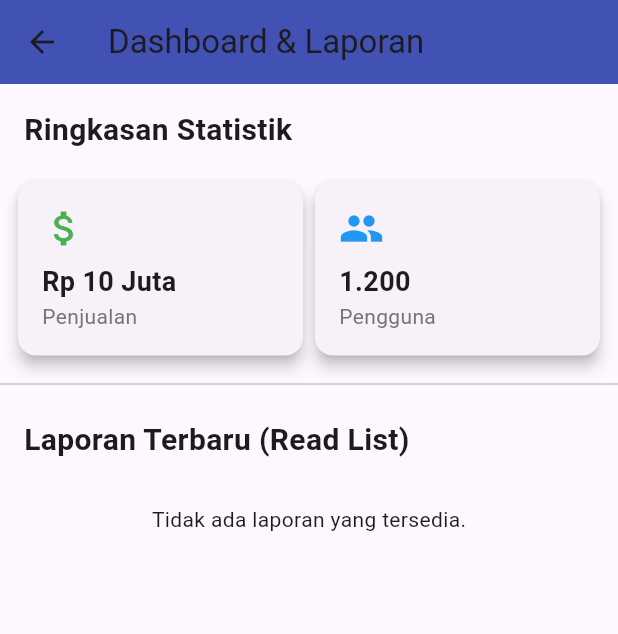
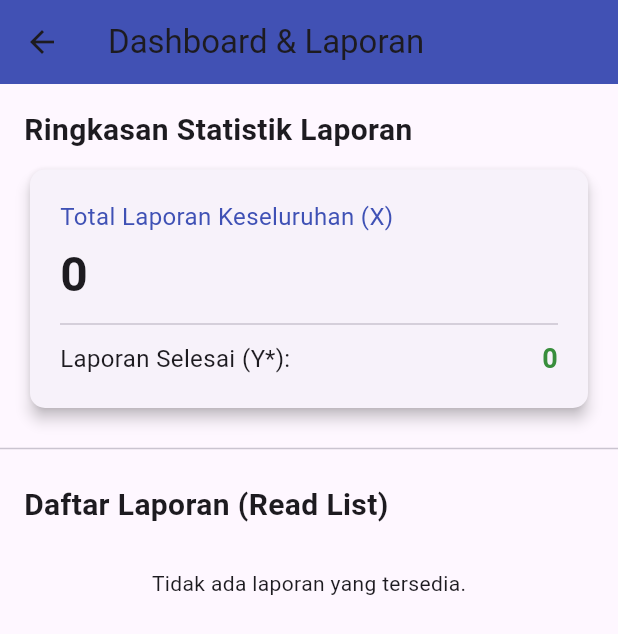
Before and after one commit to dimasprayogo252/tugasAkhirSemesterTiga, a Flutter app: the DashboardScreen screen opened directly, on a phone screen of 412 x 824 dp. Shown: the top 634 px of the screen. Run offline on Flutter 3.47's test engine with Material 3 defaults, Android fonts, the phone set to English and light mode, and no system bars; our stand-ins replace flutter_riverpod, geolocator, image_picker, shared_preferences, sqflite; accounts and stored records are empty.

Commit message:
dashboard

```diff
--- a/lib/models/report_model.dart
+++ b/lib/models/report_model.dart
@@ -8,9 +8,9 @@ class ReportModel {
   double longitude;
   String status;
   DateTime date;
-
   String? officerNote;
   String? completionPhotoPath;
+  bool? isCompleted;
 
   ReportModel({
     this.id,
--- a/lib/screens/dashboard_screen.dart
+++ b/lib/screens/dashboard_screen.dart
@@ -22,71 +22,73 @@ class DashboardScreen extends StatelessWidget {
           crossAxisAlignment: CrossAxisAlignment.start,
           children: <Widget>[
             const Padding(
-              padding: EdgeInsets.all(16.0),
+              padding: EdgeInsets.only(left: 16.0, top: 16.0),
               child: Text(
-                'Ringkasan Statistik',
+                'Ringkasan Statistik Laporan',
                 style: TextStyle(fontSize: 20, fontWeight: FontWeight.bold),
               ),
             ),
-            _buildStatCards(),
 
+
+            const SummaryCardWidget(),
             const Divider(height: 30, thickness: 1),
-
             const Padding(
               padding: EdgeInsets.only(left: 16.0, top: 8.0, bottom: 8.0),
               child: Text(
-                'Laporan Terbaru (Read List)',
+                'Daftar Laporan (Read List)',
                 style: TextStyle(fontSize: 20, fontWeight: FontWeight.bold),
               ),
             ),
+            // Menggunakan ReportListView (ConsumerWidget) (Tugas 3.2)
             const ReportListView(),
           ],
         ),
       ),
     );
   }
-
-  Widget _buildStatCards() {
-    // Stat Card ini menggunakan data dummy. Anda mungkin ingin menghubungkannya ke provider statistik di masa depan.
-    return const Padding(
-      padding: EdgeInsets.symmetric(horizontal: 8.0),
-      child: Row(
-        mainAxisAlignment: MainAxisAlignment.spaceAround,
-        children: [
-          _StatCard(title: 'Penjualan', value: 'Rp 10 Juta', icon: Icons.attach_money, color: Colors.green),
-          _StatCard(title: 'Pengguna', value: '1.200', icon: Icons.people, color: Colors.blue),
-        ],
-      ),
-    );
-  }
 }
 
-// Widget _StatCard tetap sama
-class _StatCard extends StatelessWidget {
-  final String title;
-  final String value;
-  final IconData icon;
-  final Color color;
+// 2. SummaryCardWidget (Implementasi Tugas 3.3: Header Ringkasan)
 
-  const _StatCard({required this.title, required this.value, required this.icon, required this.color});
+class SummaryCardWidget extends ConsumerWidget {
+  const SummaryCardWidget({super.key});
 
   @override
-  Widget build(BuildContext context) {
-    return Expanded(
+  Widget build(BuildContext context, WidgetRef ref) {
+    final List<ReportModel> reports = ref.watch(reportListProvider);
+    final int totalReports = reports.length;
+    final int completedReports = reports.where((r) => r.isCompleted == true).length;
+
+    return Padding(
+      padding: const EdgeInsets.symmetric(horizontal: 16.0, vertical: 8.0),
       child: Card(
         elevation: 4,
+        shape: RoundedRectangleBorder(borderRadius: BorderRadius.circular(10)),
         child: Padding(
-          padding: const EdgeInsets.all(16.0),
+          padding: const EdgeInsets.all(20.0),
           child: Column(
             crossAxisAlignment: CrossAxisAlignment.start,
             children: [
-              Icon(icon, color: color, size: 30),
-              const SizedBox(height: 8),
+              const Text(
+                'Total Laporan Keseluruhan (X)',
+                style: TextStyle(fontSize: 16, color: Colors.indigo),
+              ),
+              const SizedBox(height: 4),
               Text(
-                value,
-                style: const TextStyle(fontSize: 18, fontWeight: FontWeight.bold),
+                '$totalReports',
+                style: const TextStyle(fontSize: 32, fontWeight: FontWeight.bold),
               ),
-              Text(title, style: TextStyle(color: Colors.grey[600])),
+              const Divider(height: 20, thickness: 1),
+              Row(
+                mainAxisAlignment: MainAxisAlignment.spaceBetween,
+                children: [
+                  const Text('Laporan Selesai (Y*):', style: TextStyle(fontSize: 16)),
+                  Text(
+                    '$completedReports',
+                    style: TextStyle(fontSize: 18, fontWeight: FontWeight.bold, color: Colors.green[700]),
+                  ),
+                ],
+              ),
             ],
           ),
         ),
@@ -95,16 +97,13 @@ class _StatCard extends StatelessWidget {
   }
 }
 
-// =========================================================
-// PERBAIKAN PENTING DI REPORT LIST VIEW
-// =========================================================
-
+// 3. ReportListView
 class ReportListView extends ConsumerWidget {
   const ReportListView({super.key});
 
   @override
   Widget build(BuildContext context, WidgetRef ref) {
-    // 1. Tipe Model Diperbaiki dari Report menjadi ReportModel
+    // Menggunakan ref.watch untuk pembaruan real-time (Tugas 3.2)
     final List<ReportModel> reports = ref.watch(reportListProvider);
 
     if (reports.isEmpty) {
@@ -122,23 +121,57 @@ class ReportListView extends ConsumerWidget {
       itemCount: reports.length,
       itemBuilder: (context, index) {
         final report = reports[index];
+
+        // Logika untuk Tugas
+        final bool isCompleted = report.isCompleted ?? false;
+        final Color statusColor = isCompleted ? Colors.green : Colors.red;
+        final String statusText = isCompleted ? 'Selesai' : 'Pending';
+
         return ListTile(
-          leading: const Icon(Icons.file_present, color: Colors.indigo),
+          leading: Container(
+            width: 6,
+            height: double.infinity,
+            color: statusColor,
+            margin: const EdgeInsets.only(right: 8),
+          ),
+
           title: Text(report.title, style: const TextStyle(fontWeight: FontWeight.w500)),
-
-          // 2. Menggunakan properti 'description' (atau properti lain yang ada)
           subtitle: Text(report.description),
 
-          // 2. Jika model Anda memiliki 'createdAt' atau properti waktu lain:
-          // Jika model tidak memiliki 'date', ganti dengan data dummy atau properti yang ada.
-          trailing: Text('ID: ${report.id}', style: const TextStyle(fontSize: 12, color: Colors.grey)),
+
+          trailing: Column(
+            mainAxisAlignment: MainAxisAlignment.center,
+            crossAxisAlignment: CrossAxisAlignment.end,
+            children: [
+              Container(
+                padding: const EdgeInsets.symmetric(horizontal: 6, vertical: 2),
+                decoration: BoxDecoration(
+                  color: statusColor.withOpacity(0.15),
+                  borderRadius: BorderRadius.circular(4),
+                ),
+                child: Text(
+                  statusText,
+                  style: TextStyle(color: statusColor, fontSize: 10, fontWeight: FontWeight.bold),
+                ),
+              ),
+              const SizedBox(height: 4),
+              Text(report.id != null ? 'ID: ${report.id}' : 'ID: N/A', style: const TextStyle(fontSize: 12, color: Colors.grey)),
+            ],
+          ),
+
 
           onTap: () {
-            // 3. Menambahkan Navigasi ke DetailScreen
+            if (report.id == null) {
+              ScaffoldMessenger.of(context).showSnackBar(
+                const SnackBar(content: Text('Laporan tidak lengkap (ID hilang).')),
+              );
+              return;
+            }
+
+
             Navigator.of(context).push(
               MaterialPageRoute(
                 builder: (context) => ReportDetailScreen(
-                  // Asumsi ReportDetailScreen menerima reportId
                   reportId: report.id!,
                 ),
               ),
```
